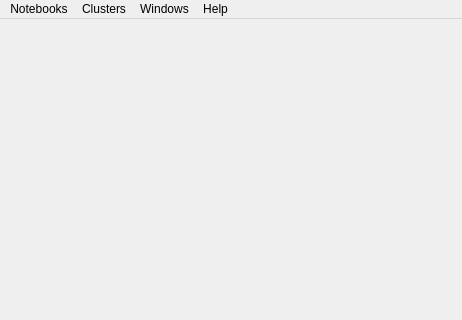
Old version of the form gui/widgets_templates/main-window.ui in the repository intdata-bsc/idact-gui; both pictures show x 0 to 462 and y 0 to 320 of the 462 by 466 pixel window.
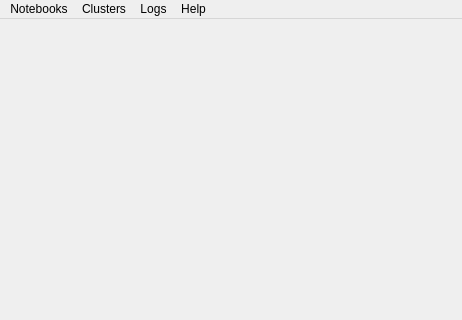
New version of the form.

```diff
--- a/gui/widgets_templates/main-window.ui
+++ b/gui/widgets_templates/main-window.ui
@@ -47,15 +47,15 @@
     <addaction name="see_help_action"/>
     <addaction name="about_the_program_action"/>
    </widget>
-   <widget class="QMenu" name="menu_windows">
+   <widget class="QMenu" name="menu_logs">
     <property name="title">
-     <string>Windows</string>
+     <string>Logs</string>
     </property>
     <addaction name="show_logs_action"/>
    </widget>
    <addaction name="menu_notebooks"/>
    <addaction name="menu_clusters"/>
-   <addaction name="menu_windows"/>
+   <addaction name="menu_logs"/>
    <addaction name="menu_help"/>
   </widget>
   <widget class="QStatusBar" name="statusbar"/>
```
